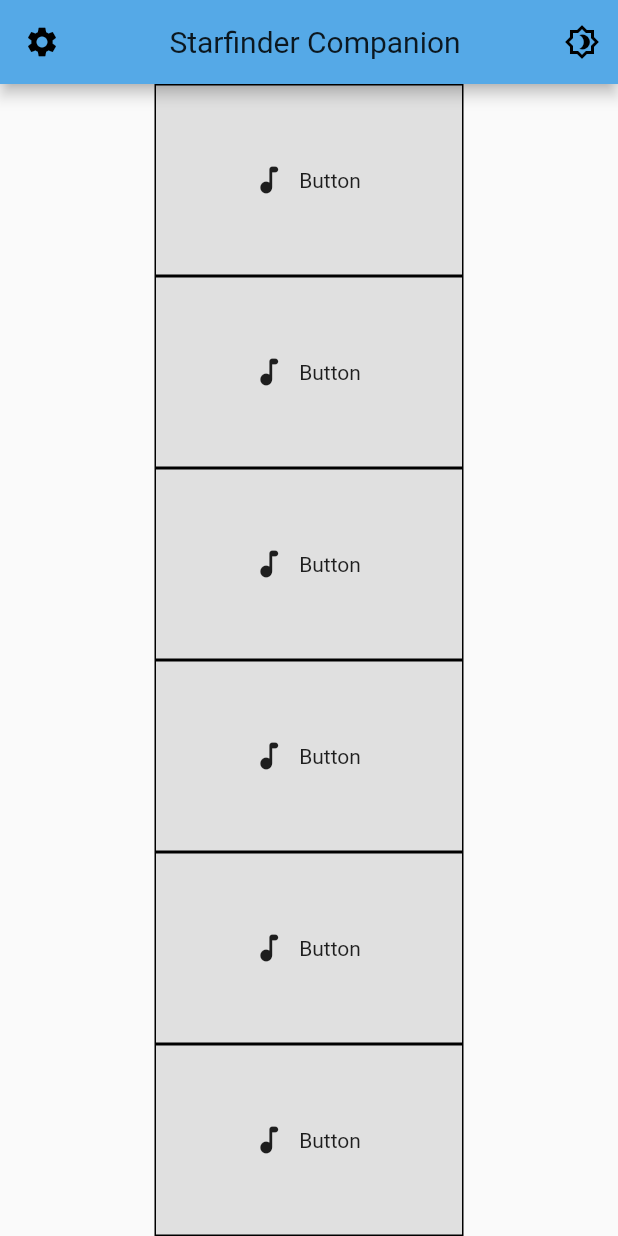
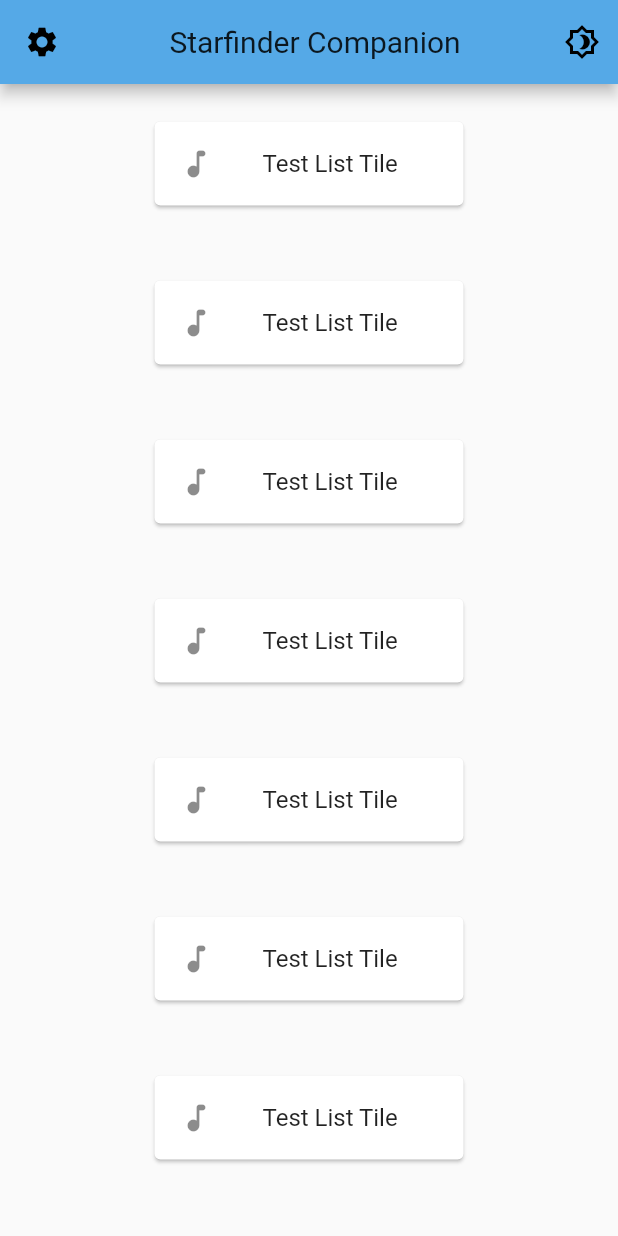
Before and after one commit to bsmylie873/starfinder-companion-2020, a Flutter app: the screen it shows after launch, on a phone screen of 412 x 824 dp. Run offline on Flutter 3.47's test engine with Material 2 defaults, Android fonts, the phone set to English and light mode, and no system bars; our stand-ins replace animated_splash_screen, csv, page_transition, shared_preferences, webview_flutter.

Commit message:
Character Sheet and changing blue boxes to list tiles

```diff
--- /dev/null
+++ b/lib/BlueBoxes.dart
@@ -0,0 +1,291 @@
+import 'package:flutter/material.dart';
+import 'package:flutter/services.dart';
+import 'package:provider/provider.dart';
+import 'package:shared_preferences/shared_preferences.dart';
+import 'package:webview_flutter/webview_flutter.dart';
+import 'package:animated_splash_screen/animated_splash_screen.dart';
+import 'package:page_transition/page_transition.dart';
+import 'theme.dart';
+import 'darktheme.dart';
+import 'thememanager.dart';
+import 'wiki.dart';
+import 'dart:convert';
+import 'WidgetScreens.dart';
+const double constNumOfButtons = 6;
+const double constContainerHeight = 1;
+
+
+
+class BlueBox extends StatelessWidget {
+
+  @override
+  Widget build(BuildContext context) {
+    var screenSize = MediaQuery.of(context).size;
+    var width = screenSize.width;
+
+
+    return Card(
+        margin: EdgeInsets.only(top: 25.0, bottom: 25.0),
+        //color: Colors.amber,
+        child: ListTile(
+            leading: Icon(Icons.audiotrack_rounded),
+            title: Text('Test List Tile'),
+            //contentPadding: EdgeInsets.only(bottom: 50.0),
+            onTap: () {
+              Navigator.push(
+                context,
+                MaterialPageRoute(builder: (context) => CharacterGeneration()),
+              );
+            }));
+  }
+
+  Size screenSize(BuildContext context) {
+    return MediaQuery.of(context).size;
+  }
+
+  double buttonHeight(BuildContext context,
+      {double numOfButtons = constNumOfButtons, double sizeReduction = 0.0}) {
+    return (screenSize(context).height - sizeReduction) / numOfButtons;
+  }
+
+  double buttonHeightWithToolbar(BuildContext context,
+      {double numOfButtons = constNumOfButtons}) {
+    return buttonHeight(context,
+        numOfButtons: numOfButtons, sizeReduction: kToolbarHeight);
+  }
+}
+
+class BlueBox1 extends StatelessWidget {
+
+  @override
+  Widget build(BuildContext context) {
+    var screenSize = MediaQuery.of(context).size;
+    var width = screenSize.width;
+
+
+    return Card(
+        margin: EdgeInsets.only(top: 25.0, bottom: 25.0),
+        //color: Colors.amber,
+        child: ListTile(
+            leading: Icon(Icons.audiotrack_rounded),
+            title: Text('Test List Tile'),
+            //contentPadding: EdgeInsets.only(bottom: 50.0),
+            onTap: () {
+              Navigator.push(
+                context,
+                MaterialPageRoute(builder: (context) => RaceIndex()),
+              );
+            }));
+  }
+
+  Size screenSize(BuildContext context) {
+    return MediaQuery.of(context).size;
+  }
+
+  double buttonHeight(BuildContext context,
+      {double numOfButtons = constNumOfButtons, double sizeReduction = 0.0}) {
+    return (screenSize(context).height - sizeReduction) / numOfButtons;
+  }
+
+  double buttonHeightWithToolbar(BuildContext context,
+      {double numOfButtons = constNumOfButtons}) {
+    return buttonHeight(context,
+        numOfButtons: numOfButtons, sizeReduction: kToolbarHeight);
+  }
+}
+
+class BlueBox2 extends StatelessWidget {
+
+  @override
+  Widget build(BuildContext context) {
+    var screenSize = MediaQuery.of(context).size;
+    var width = screenSize.width;
+
+
+    return Card(
+        margin: EdgeInsets.only(top: 25.0, bottom: 25.0),
+        //color: Colors.amber,
+        child: ListTile(
+            leading: Icon(Icons.audiotrack_rounded),
+            title: Text('Test List Tile'),
+            //contentPadding: EdgeInsets.only(bottom: 50.0),
+            onTap: () {
+              Navigator.push(
+                context,
+                MaterialPageRoute(builder: (context) => SkillIndex()),
+              );
+            }));
+  }
+
+  Size screenSize(BuildContext context) {
+    return MediaQuery.of(context).size;
+  }
+
+  double buttonHeight(BuildContext context,
+      {double numOfButtons = constNumOfButtons, double sizeReduction = 0.0}) {
+    return (screenSize(context).height - sizeReduction) / numOfButtons;
+  }
+
+  double buttonHeightWithToolbar(BuildContext context,
+      {double numOfButtons = constNumOfButtons}) {
+    return buttonHeight(context,
+        numOfButtons: numOfButtons, sizeReduction: kToolbarHeight);
+  }
+}
+
+class BlueBox3 extends StatelessWidget {
+
+  @override
+  Widget build(BuildContext context) {
+    var screenSize = MediaQuery.of(context).size;
+    var width = screenSize.width;
+
+
+    return Card(
+        margin: EdgeInsets.only(top: 25.0, bottom: 25.0),
+        //color: Colors.amber,
+        child: ListTile(
+            leading: Icon(Icons.audiotrack_rounded),
+            title: Text('Test List Tile'),
+            //contentPadding: EdgeInsets.only(bottom: 50.0),
+            onTap: () {
+              Navigator.push(
+                context,
+                MaterialPageRoute(builder: (context) => ClassIndex()),
+              );
+            }));
+  }
+
+  Size screenSize(BuildContext context) {
+    return MediaQuery.of(context).size;
+  }
+
+  double buttonHeight(BuildContext context,
+      {double numOfButtons = constNumOfButtons, double sizeReduction = 0.0}) {
+    return (screenSize(context).height - sizeReduction) / numOfButtons;
+  }
+
+  double buttonHeightWithToolbar(BuildContext context,
+      {double numOfButtons = constNumOfButtons}) {
+    return buttonHeight(context,
+        numOfButtons: numOfButtons, sizeReduction: kToolbarHeight);
+  }
+}
+
+class BlueBox4 extends StatelessWidget {
+
+  @override
+  Widget build(BuildContext context) {
+    var screenSize = MediaQuery.of(context).size;
+    var width = screenSize.width;
+
+
+    return Card(
+        margin: EdgeInsets.only(top: 25.0, bottom: 25.0),
+        //color: Colors.amber,
+        child: ListTile(
+            leading: Icon(Icons.audiotrack_rounded),
+            title: Text('Test List Tile'),
+            //contentPadding: EdgeInsets.only(bottom: 50.0),
+            onTap: () {
+              Navigator.push(
+                context,
+                MaterialPageRoute(builder: (context) => MagicIndex()),
+              );
+            }));
+  }
+
+  Size screenSize(BuildContext context) {
+    return MediaQuery.of(context).size;
+  }
+
+  double buttonHeight(BuildContext context,
+      {double numOfButtons = constNumOfButtons, double sizeReduction = 0.0}) {
+    return (screenSize(context).height - sizeReduction) / numOfButtons;
+  }
+
+  double buttonHeightWithToolbar(BuildContext context,
+      {double numOfButtons = constNumOfButtons}) {
+    return buttonHeight(context,
+        numOfButtons: numOfButtons, sizeReduction: kToolbarHeight);
+  }
+}
+
+class BlueBox5 extends StatelessWidget {
+
+  @override
+  Widget build(BuildContext context) {
+    var screenSize = MediaQuery.of(context).size;
+    var width = screenSize.width;
+
+
+    return Card(
+        margin: EdgeInsets.only(top: 25.0, bottom: 25.0),
+        //color: Colors.amber,
+        child: ListTile(
+            leading: Icon(Icons.audiotrack_rounded),
+            title: Text('Test List Tile'),
+            //contentPadding: EdgeInsets.only(bottom: 50.0),
+            onTap: () {
+              Navigator.push(
+                context,
+                MaterialPageRoute(builder: (context) => GMRules()),
+              );
+            }));
+  }
+
+  Size screenSize(BuildContext context) {
+    return MediaQuery.of(context).size;
+  }
+
+  double buttonHeight(BuildContext context,
+      {double numOfButtons = constNumOfButtons, double sizeReduction = 0.0}) {
+    return (screenSize(context).height - sizeReduction) / numOfButtons;
+  }
+
+  double buttonHeightWithToolbar(BuildContext context,
+      {double numOfButtons = constNumOfButtons}) {
+    return buttonHeight(context,
+        numOfButtons: numOfButtons, sizeReduction: kToolbarHeight);
+  }
+}
+
+
+class BlueBox6 extends StatelessWidget {
+
+  @override
+  Widget build(BuildContext context) {
+    var screenSize = MediaQuery.of(context).size;
+    var width = screenSize.width;
+
+
+    return Card(
+        margin: EdgeInsets.only(top: 25.0, bottom: 25.0),
+        //color: Colors.amber,
+        child: ListTile(
+            leading: Icon(Icons.audiotrack_rounded),
+            title: Text('Test List Tile'),
+            //contentPadding: EdgeInsets.only(bottom: 50.0),
+            onTap: () {
+              Navigator.push(
+                context,
+                MaterialPageRoute(builder: (context) => CharacterSheetAttempt()),
+              );
+            }));
+  }
+
+  Size screenSize(BuildContext context) {
+    return MediaQuery.of(context).size;
+  }
+
+  double buttonHeight(BuildContext context,
+      {double numOfButtons = constNumOfButtons, double sizeReduction = 0.0}) {
+    return (screenSize(context).height - sizeReduction) / numOfButtons;
+  }
+
+  double buttonHeightWithToolbar(BuildContext context,
+      {double numOfButtons = constNumOfButtons}) {
+    return buttonHeight(context,
+        numOfButtons: numOfButtons, sizeReduction: kToolbarHeight);
+  }
+}
--- a/lib/main.dart
+++ b/lib/main.dart
@@ -12,6 +12,7 @@ import 'darktheme.dart';
 import 'thememanager.dart';
 import 'wiki.dart';
 import 'table.dart';
+import 'BlueBoxes.dart';
 
 ThemeData myThemeLight = lightTheme;
 ThemeData myThemeDark = darkTheme;
@@ -85,53 +86,6 @@ class MainScreen extends StatelessWidget {
   }
 }
 
-class BlueBox extends StatelessWidget {
-  @override
-  Widget build(BuildContext context) {
-    var screenSize = MediaQuery.of(context).size;
-    var width = screenSize.width;
-
-    return Container(
-      width: width,
-      height: buttonHeightWithToolbar(context),
-      decoration: BoxDecoration(
-        color: Theme.of(context).buttonColor,
-        border: Border.all(),
-      ),
-      child: FlatButton.icon(
-        minWidth: width,
-        height: buttonHeight(context),
-        //
-        //color: Colors.red,
-        icon: Icon(Icons.audiotrack_rounded),
-        //`Icon` to display
-        label: Text('Button'),
-        //`Text` to display
-        onPressed: () {
-          Navigator.push(
-            context,
-            MaterialPageRoute(builder: (context) => TableLayout()),
-          );
-        },
-      ),
-    );
-  }
-
-  Size screenSize(BuildContext context) {
-    return MediaQuery.of(context).size;
-  }
-
-  double buttonHeight(BuildContext context,
-      {double numOfButtons = constNumOfButtons, double sizeReduction = 0.0}) {
-    return (screenSize(context).height - sizeReduction) / numOfButtons;
-  }
-
-  double buttonHeightWithToolbar(BuildContext context,
-      {double numOfButtons = constNumOfButtons}) {
-    return buttonHeight(context,
-        numOfButtons: numOfButtons, sizeReduction: kToolbarHeight);
-  }
-}
 
 class ExpandedBlueBox extends StatelessWidget {
   @override
@@ -141,8 +95,30 @@ class ExpandedBlueBox extends StatelessWidget {
     var width = screenSize.width;
     var quarterWidth = width / 4;
 
-    for (var i = 0; i < 6; i++) {
-      children.add(new BlueBox());
+    for (var i = 0; i < 7; i++) {
+      switch(i) {
+        case 0:
+          children.add(new BlueBox());
+          break;
+        case 1:
+          children.add(new BlueBox1());
+          break;
+        case 2:
+          children.add(new BlueBox2());
+          break;
+        case 3:
+          children.add(new BlueBox3());
+          break;
+        case 4:
+          children.add(new BlueBox4());
+          break;
+        case 5:
+          children.add(new BlueBox5());
+          break;
+        case 6:
+          children.add(new BlueBox6());
+          break;
+      }
     }
     return new SingleChildScrollView(
       child: Container(
@@ -163,7 +139,7 @@ class ExpandedBlueBox extends StatelessWidget {
 
   double containerHeight(BuildContext context,
       {double containerHeight = constContainerHeight,
-      double sizeReduction = 0.0}) {
+        double sizeReduction = 0.0}) {
     return (screenSize(context).height - sizeReduction) / containerHeight;
   }
 
--- a/lib/splashscreen.dart
+++ b/lib/splashscreen.dart
@@ -154,7 +154,7 @@ class _AnimatedSplashScreenState extends State<AnimatedSplashScreen>
 
     _animationController = new AnimationController(
         duration: w.animationDuration ?? Duration(milliseconds: 800),
-        vsync: this);
+        TickerProvider: this);
 
     Animatable animation = w.customAnimation ??
             () {
--- a/pubspec.yaml
+++ b/pubspec.yaml
@@ -48,6 +48,7 @@ flutter:
   assets:
     - images/
     - data/
+    - assets/
   # The following line ensures that the Material Icons font is
   # included with your application, so that you can use the icons in
   # the material Icons class.
```
Also changed, not shown: lib/WidgetScreens.dart (added, +150 -0 lines).
